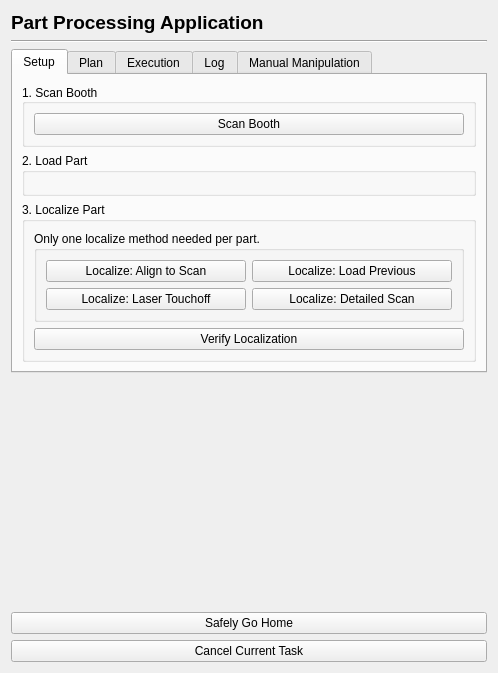
Qt form crs_gui/ui/crs_application.ui (swri-robotics/collaborative-robotic-sanding) before a commit.
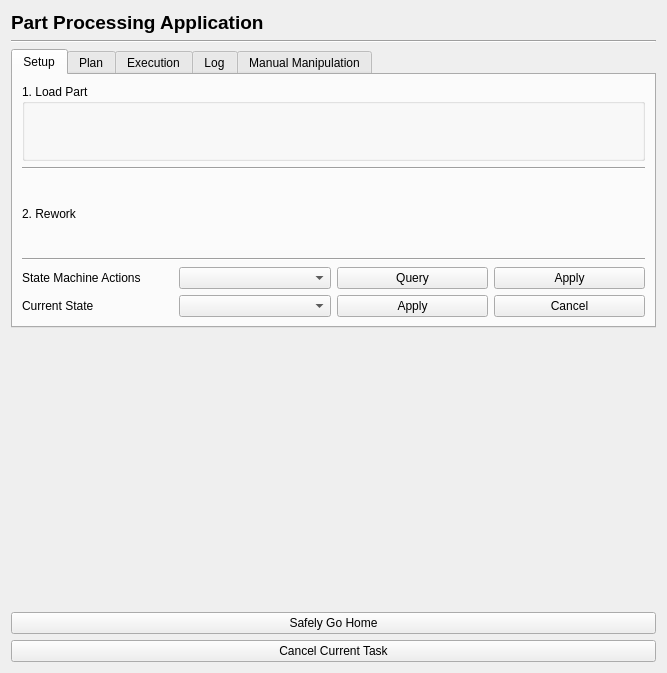
The same form after that commit.

Commit message: Cleanup and add selection widget

Diff of the .ui file:
```diff
--- a/crs_gui/ui/crs_application.ui
+++ b/crs_gui/ui/crs_application.ui
@@ -6,7 +6,7 @@
    <rect>
     <x>0</x>
     <y>0</y>
-    <width>494</width>
+    <width>667</width>
     <height>673</height>
    </rect>
   </property>
@@ -38,44 +38,10 @@
        <string>Setup</string>
       </attribute>
       <layout class="QVBoxLayout" name="verticalLayout_6">
-       <item>
-        <widget class="QGroupBox" name="group_box_scan">
-         <property name="sizePolicy">
-          <sizepolicy hsizetype="Minimum" vsizetype="Minimum">
-           <horstretch>0</horstretch>
-           <verstretch>0</verstretch>
-          </sizepolicy>
-         </property>
-         <property name="minimumSize">
-          <size>
-           <width>454</width>
-           <height>0</height>
-          </size>
-         </property>
-         <property name="layoutDirection">
-          <enum>Qt::LeftToRight</enum>
-         </property>
-         <property name="title">
-          <string>1. Scan Booth</string>
-         </property>
-         <property name="alignment">
-          <set>Qt::AlignLeading|Qt::AlignLeft|Qt::AlignVCenter</set>
-         </property>
-         <layout class="QVBoxLayout" name="verticalLayout_15">
-          <item>
-           <widget class="QPushButton" name="push_button_scan_booth">
-            <property name="text">
-             <string>Scan Booth</string>
-            </property>
-           </widget>
-          </item>
-         </layout>
-        </widget>
-       </item>
        <item>
         <widget class="QGroupBox" name="group_box_load">
          <property name="title">
-          <string>2. Load Part</string>
+          <string>1. Load Part</string>
          </property>
          <layout class="QVBoxLayout" name="verticalLayout_2">
           <item>
@@ -85,67 +51,80 @@
         </widget>
        </item>
        <item>
-        <widget class="QGroupBox" name="group_box_localize">
-         <property name="sizePolicy">
-          <sizepolicy hsizetype="Preferred" vsizetype="Maximum">
-           <horstretch>0</horstretch>
-           <verstretch>0</verstretch>
-          </sizepolicy>
+        <widget class="Line" name="line_4">
+         <property name="orientation">
+          <enum>Qt::Horizontal</enum>
          </property>
-         <property name="title">
-          <string>3. Localize Part</string>
-         </property>
-         <layout class="QVBoxLayout" name="verticalLayout_5">
+        </widget>
+       </item>
+       <item>
+        <layout class="QVBoxLayout" name="group_box_rework">
+         <item>
+          <widget class="QLabel" name="label_2">
+           <property name="text">
+            <string>2. Rework</string>
+           </property>
+          </widget>
+         </item>
           <item>
-           <layout class="QVBoxLayout" name="vertical_layout_localize">
+          <layout class="QVBoxLayout" name="vertical_layout_area_selection"/>
+         </item>
+        </layout>
+       </item>
             <item>
-             <widget class="QGroupBox" name="groupBox">
-              <property name="title">
-               <string>Only one localize method needed per part.</string>
-              </property>
-              <layout class="QVBoxLayout" name="verticalLayout_14">
+        <widget class="Line" name="line_2">
+         <property name="orientation">
+          <enum>Qt::Horizontal</enum>
+         </property>
+        </widget>
+       </item>
                <item>
-                <layout class="QGridLayout" name="gridLayout">
-                 <item row="0" column="0">
-                  <widget class="QPushButton" name="push_button_align_to_scan">
+        <layout class="QGridLayout" name="gridLayout_2">
+         <item row="2" column="3">
+          <widget class="QPushButton" name="push_button_sm_apply">
                    <property name="text">
-                    <string>Localize: Align to Scan</string>
+            <string>Apply</string>
                    </property>
                   </widget>
                  </item>
-                 <item row="0" column="1">
-                  <widget class="QPushButton" name="push_button_load_localization">
+         <item row="2" column="1">
+          <widget class="QComboBox" name="comboBox"/>
+         </item>
+         <item row="2" column="2">
+          <widget class="QPushButton" name="push_button_sm_query_2">
                    <property name="text">
-                    <string>Localize: Load Previous</string>
+            <string>Query</string>
                    </property>
                   </widget>
                  </item>
-                 <item row="1" column="0">
-                  <widget class="QPushButton" name="push_button_start_localization">
+         <item row="2" column="0">
+          <widget class="QLabel" name="label_state_machine_actions_2">
                    <property name="text">
-                    <string>Localize: Laser Touchoff</string>
+            <string>State Machine Actions</string>
                    </property>
                   </widget>
                  </item>
-                 <item row="1" column="1">
-                  <widget class="QPushButton" name="push_button_detailed_scan">
-                   <property name="enabled">
-                    <bool>true</bool>
-                   </property>
+         <item row="4" column="2">
+          <widget class="QPushButton" name="push_button_sm_apply_2">
                    <property name="text">
-                    <string>Localize: Detailed Scan</string>
+            <string>Apply</string>
                    </property>
                   </widget>
                  </item>
-                </layout>
-               </item>
-              </layout>
-             </widget>
-            </item>
-            <item>
-             <widget class="QPushButton" name="push_button_verify_localization">
+         <item row="4" column="0">
+          <widget class="QLabel" name="label_state_machine_actions">
+           <property name="text">
+            <string>Current State</string>
+           </property>
+          </widget>
+         </item>
+         <item row="4" column="1">
+          <widget class="QComboBox" name="combo_box_sm_actions_2"/>
+         </item>
+         <item row="4" column="3">
+          <widget class="QPushButton" name="pushButton">
               <property name="text">
-               <string>Verify Localization</string>
+            <string>Cancel</string>
               </property>
              </widget>
             </item>
@@ -153,10 +132,7 @@
           </item>
          </layout>
         </widget>
-       </item>
-      </layout>
-     </widget>
-     <widget class="QWidget" name="tab_plan">
+     <widget class="QWidget" name="tab_rework">
       <attribute name="title">
        <string>Plan</string>
       </attribute>
```
Lines whose indentation alone changed are shown as unchanged. The commit also changes 2 other files.
